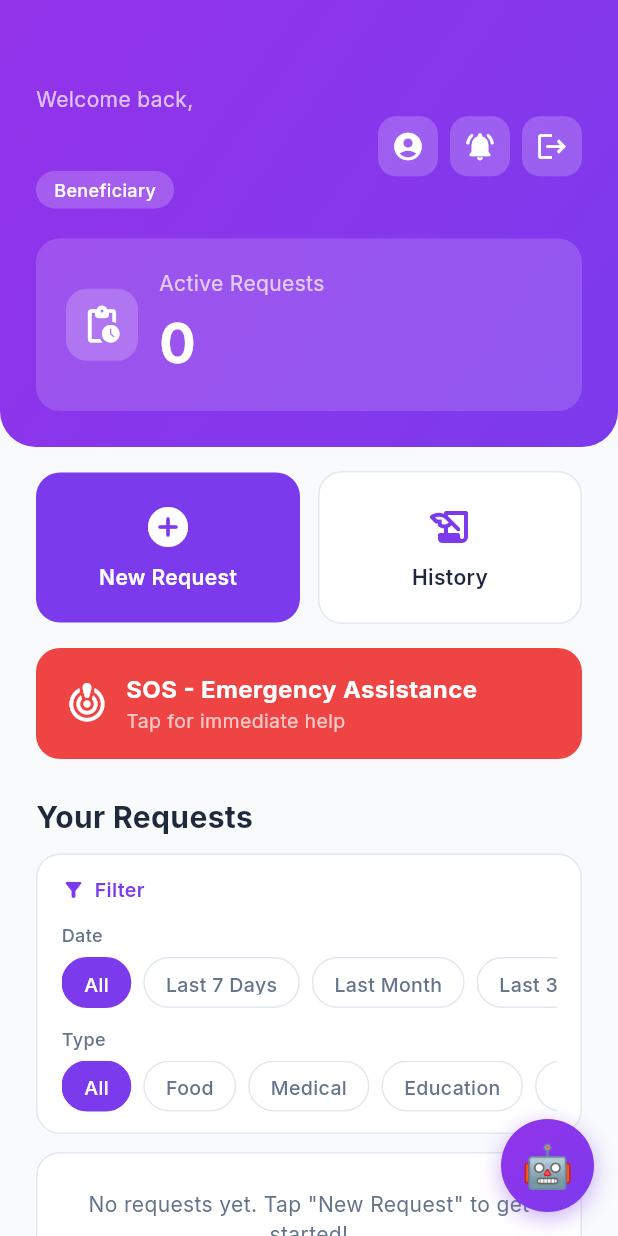
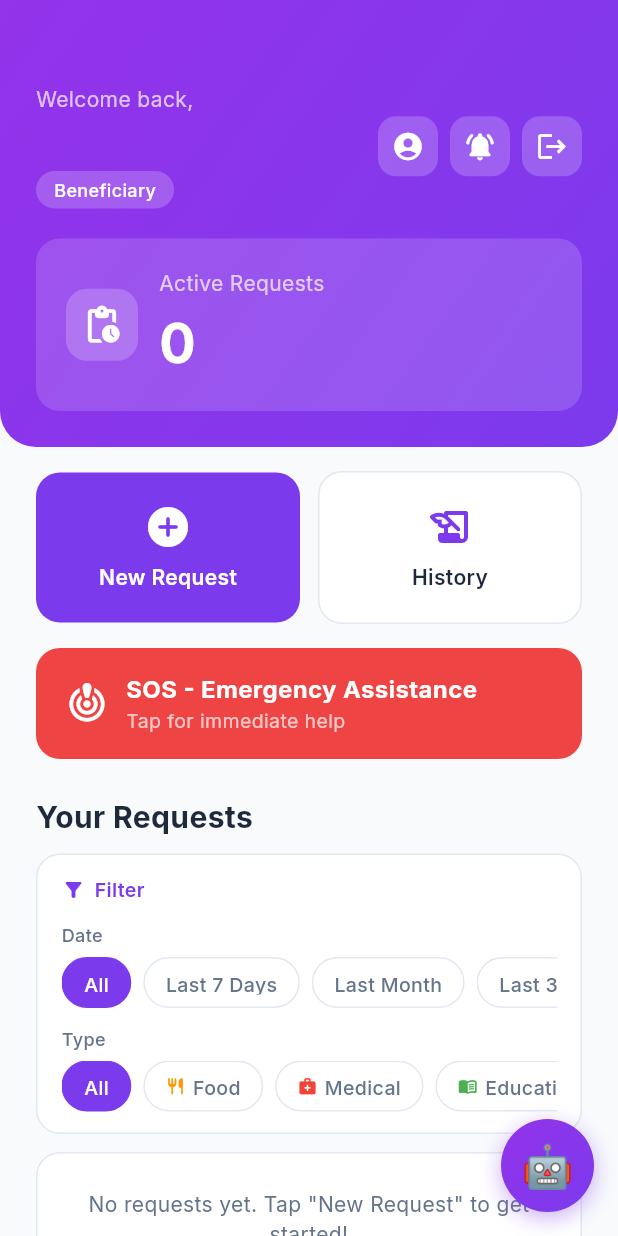
Before and after one commit to Simoyyy/HelpLink, a Flutter app: the BeneficiaryDashboard screen opened by its route, on a phone screen of 412 x 824 dp. Run offline on Flutter 3.47's test engine with Material 3 defaults, Android fonts, the phone set to English and light mode, and no system bars; our stand-ins replace cloud_firestore, firebase_auth, firebase_core, firebase_storage, geocoding, geolocator and 4 more; missing offline and left inert: record; accounts and stored records are empty.

Commit message:
feat: make beneficiary dashboard icons more colourful and cards clickable
- Request cards now tap to open detail screen
- _categoryIcon shows coloured pill (icon + label on tinted background)
- Category filter chips show coloured icons alongside text
- Message row replaced with solid purple pill button
- Donor row prefixed with green heart/volunteer icon
- Tip items use colourful icons (lightbulb, location, lock, calendar, clock, merge)
- _buildTipItem and _filterChip updated to accept leading icon/colour params

Co-Authored-By: Claude Sonnet 4.6 <noreply@anthropic.com>

```diff
--- a/lib/screens/beneficiary/beneficiary_dashboard.dart
+++ b/lib/screens/beneficiary/beneficiary_dashboard.dart
@@ -6,6 +6,7 @@ import 'package:helplink/services/firestore_service.dart';
 import 'package:helplink/screens/ai_chat_screen.dart';
 import 'package:helplink/screens/beneficiary/beneficiary_requests_screen.dart';
 import 'package:helplink/screens/beneficiary/new_request_screen.dart';
+import 'package:helplink/screens/beneficiary/beneficiary_request_detail_screen.dart';
 import 'package:helplink/screens/donor/chat_screen.dart';
 import 'package:helplink/screens/notification_screen.dart';
 import 'package:helplink/utils/app_theme.dart';
@@ -553,6 +554,13 @@ class _BeneficiaryDashboardState extends State<BeneficiaryDashboard> {
                                     selected: _filterCategory == cat,
                                     onTap: () =>
                                         setState(() => _filterCategory = cat),
+                                    leading: Icon(
+                                      _categoryIconData(cat),
+                                      size: 13,
+                                      color: _filterCategory == cat
+                                          ? Colors.white
+                                          : _categoryIconColor(cat),
+                                    ),
                                   ),
                                 ),
                             ],
@@ -634,12 +642,16 @@ class _BeneficiaryDashboardState extends State<BeneficiaryDashboard> {
                           ],
                         ),
                         const SizedBox(height: 12),
+                        _buildTipItem('Be clear and specific about what you need',
+                            icon: Icons.lightbulb_rounded,
+                            color: Colors.amber.shade700),
+                        _buildTipItem('Include your location for faster matching',
+                            icon: Icons.location_on_rounded,
+                            color: Colors.blue),
                         _buildTipItem(
-                            'Be clear and specific about what you need'),
-                        _buildTipItem(
-                            'Include your location for faster matching'),
-                        _buildTipItem(
-                            'Choose anonymous mode for privacy if needed'),
+                            'Choose anonymous mode for privacy if needed',
+                            icon: Icons.lock_rounded,
+                            color: Colors.green),
                       ],
                     ),
                   ),
@@ -681,12 +693,17 @@ class _BeneficiaryDashboardState extends State<BeneficiaryDashboard> {
                               color: AppTheme.textDark),
                         ),
                         const SizedBox(height: 8),
+                        _buildTipItem('Requests reset every Monday at 12:00 AM',
+                            icon: Icons.calendar_today_rounded,
+                            color: AppTheme.primaryPurple),
                         _buildTipItem(
-                            'Requests reset every Monday at 12:00 AM'),
+                            'Plan your requests carefully to ensure you get the help you need',
+                            icon: Icons.schedule_rounded,
+                            color: Colors.orange),
                         _buildTipItem(
-                            'Plan your requests carefully to ensure you get the help you need'),
-                        _buildTipItem(
-                            'Combine multiple needs into one request when possible'),
+                            'Combine multiple needs into one request when possible',
+                            icon: Icons.merge_type_rounded,
+                            color: Colors.teal),
                       ],
                     ),
                   ),
@@ -703,7 +720,18 @@ class _BeneficiaryDashboardState extends State<BeneficiaryDashboard> {
 
   Widget _buildRequestCard(
       HelpRequest request, String userId, String userName) {
-    return Container(
+    return GestureDetector(
+      onTap: () => Navigator.push(
+        context,
+        MaterialPageRoute(
+          builder: (_) => BeneficiaryRequestDetailScreen(
+            request: request,
+            userId: userId,
+            userName: userName,
+          ),
+        ),
+      ),
+      child: Container(
         margin: const EdgeInsets.only(bottom: 12),
         padding: const EdgeInsets.all(16),
         decoration: BoxDecoration(
@@ -733,22 +761,22 @@ class _BeneficiaryDashboardState extends State<BeneficiaryDashboard> {
                 _buildStatusBadge(request.status),
               ],
             ),
-          const SizedBox(height: 4),
-          Row(
-            children: [
+            const SizedBox(height: 6),
             _categoryIcon(request.category),
-              const SizedBox(width: 5),
-              Text(request.categoryLabel,
-                  style: const TextStyle(fontSize: 13, color: AppTheme.textMuted)),
-            ],
-          ),
             if (request.status == RequestStatus.matched &&
                 request.donorName != null) ...[
               const SizedBox(height: 12),
+              Row(
+                children: [
+                  const Icon(Icons.volunteer_activism_rounded,
+                      size: 14, color: AppTheme.successGreen),
+                  const SizedBox(width: 5),
                   Text('Donor: ${request.donorName}',
-                style:
-                    const TextStyle(fontSize: 13, color: AppTheme.textMuted)),
-            const SizedBox(height: 8),
+                      style: const TextStyle(
+                          fontSize: 13, color: AppTheme.textMuted)),
+                ],
+              ),
+              const SizedBox(height: 10),
               GestureDetector(
                 onTap: () {
                   Navigator.push(
@@ -762,55 +790,94 @@ class _BeneficiaryDashboardState extends State<BeneficiaryDashboard> {
                     ),
                   );
                 },
-              child: Row(
+                child: Container(
+                  padding: const EdgeInsets.symmetric(
+                      horizontal: 14, vertical: 8),
+                  decoration: BoxDecoration(
+                    color: AppTheme.primaryPurple,
+                    borderRadius: BorderRadius.circular(20),
+                  ),
+                  child: const Row(
+                    mainAxisSize: MainAxisSize.min,
                     children: [
-                  const Icon(Icons.forum_rounded,
-                      size: 16, color: AppTheme.primaryPurple),
-                  const SizedBox(width: 6),
+                      Icon(Icons.forum_rounded,
+                          size: 15, color: Colors.white),
+                      SizedBox(width: 6),
                       Text('Message',
                           style: TextStyle(
-                          fontSize: 14,
+                              fontSize: 13,
                               fontWeight: FontWeight.w600,
-                          color: AppTheme.primaryPurple)),
+                              color: Colors.white)),
                     ],
+                  ),
                 ),
               ),
             ],
           ],
         ),
+      ),
     );
   }
 
-  Widget _categoryIcon(RequestCategory category) {
-    IconData icon;
-    Color color;
+  IconData _categoryIconData(RequestCategory category) {
     switch (category) {
       case RequestCategory.food:
-        icon = Icons.restaurant_rounded;
-        color = Colors.orange;
-        break;
+        return Icons.restaurant_rounded;
       case RequestCategory.medical:
-        icon = Icons.medical_services_rounded;
-        color = Colors.red;
-        break;
+        return Icons.medical_services_rounded;
       case RequestCategory.education:
-        icon = Icons.menu_book_rounded;
-        color = Colors.green;
-        break;
+        return Icons.menu_book_rounded;
       case RequestCategory.transportation:
-        icon = Icons.directions_car_rounded;
-        color = Colors.amber.shade700;
-        break;
+        return Icons.directions_car_rounded;
       case RequestCategory.housing:
-        icon = Icons.house_rounded;
-        color = AppTheme.primaryPurple;
-        break;
+        return Icons.house_rounded;
       case RequestCategory.other:
-        icon = Icons.category_rounded;
-        color = AppTheme.primaryBlue;
-        break;
+        return Icons.category_rounded;
     }
-    return Icon(icon, size: 15, color: color);
+  }
+
+  Color _categoryIconColor(RequestCategory category) {
+    switch (category) {
+      case RequestCategory.food:
+        return Colors.orange;
+      case RequestCategory.medical:
+        return Colors.red;
+      case RequestCategory.education:
+        return Colors.green;
+      case RequestCategory.transportation:
+        return Colors.amber.shade700;
+      case RequestCategory.housing:
+        return AppTheme.primaryPurple;
+      case RequestCategory.other:
+        return AppTheme.primaryBlue;
+    }
+  }
+
+  Widget _categoryIcon(RequestCategory category) {
+    final color = _categoryIconColor(category);
+    final icon = _categoryIconData(category);
+    final label = category == RequestCategory.other
+        ? 'Others'
+        : category.name[0].toUpperCase() + category.name.substring(1);
+    return Container(
+      padding: const EdgeInsets.symmetric(horizontal: 8, vertical: 4),
+      decoration: BoxDecoration(
+        color: color.withValues(alpha: 0.12),
+        borderRadius: BorderRadius.circular(20),
+      ),
+      child: Row(
+        mainAxisSize: MainAxisSize.min,
+        children: [
+          Icon(icon, size: 13, color: color),
+          const SizedBox(width: 5),
+          Text(label,
+              style: TextStyle(
+                  fontSize: 12,
+                  fontWeight: FontWeight.w600,
+                  color: color)),
+        ],
+      ),
+    );
   }
 
   Widget _buildStatusBadge(RequestStatus status) {
@@ -890,6 +957,7 @@ class _BeneficiaryDashboardState extends State<BeneficiaryDashboard> {
     required String label,
     required bool selected,
     required VoidCallback onTap,
+    Widget? leading,
   }) {
     return GestureDetector(
       onTap: onTap,
@@ -903,7 +971,11 @@ class _BeneficiaryDashboardState extends State<BeneficiaryDashboard> {
             color: selected ? AppTheme.primaryPurple : const Color(0xFFE2E8F0),
           ),
         ),
-        child: Text(
+        child: Row(
+          mainAxisSize: MainAxisSize.min,
+          children: [
+            if (leading != null) ...[leading, const SizedBox(width: 5)],
+            Text(
               label,
               style: TextStyle(
                 fontSize: 13,
@@ -911,18 +983,22 @@ class _BeneficiaryDashboardState extends State<BeneficiaryDashboard> {
                 color: selected ? Colors.white : AppTheme.textMuted,
               ),
             ),
+          ],
+        ),
       ),
     );
   }
 
-  Widget _buildTipItem(String text) {
+  Widget _buildTipItem(String text,
+      {IconData icon = Icons.check_circle_outline_rounded,
+      Color color = Colors.green}) {
     return Padding(
-      padding: const EdgeInsets.only(bottom: 4),
+      padding: const EdgeInsets.only(bottom: 6),
       child: Row(
         crossAxisAlignment: CrossAxisAlignment.start,
         children: [
-          const Text('• ',
-              style: TextStyle(fontSize: 14, color: AppTheme.textDark)),
+          Icon(icon, size: 16, color: color),
+          const SizedBox(width: 8),
           Expanded(
               child: Text(text,
                   style: const TextStyle(
```
Lines whose indentation alone changed are shown as unchanged.
